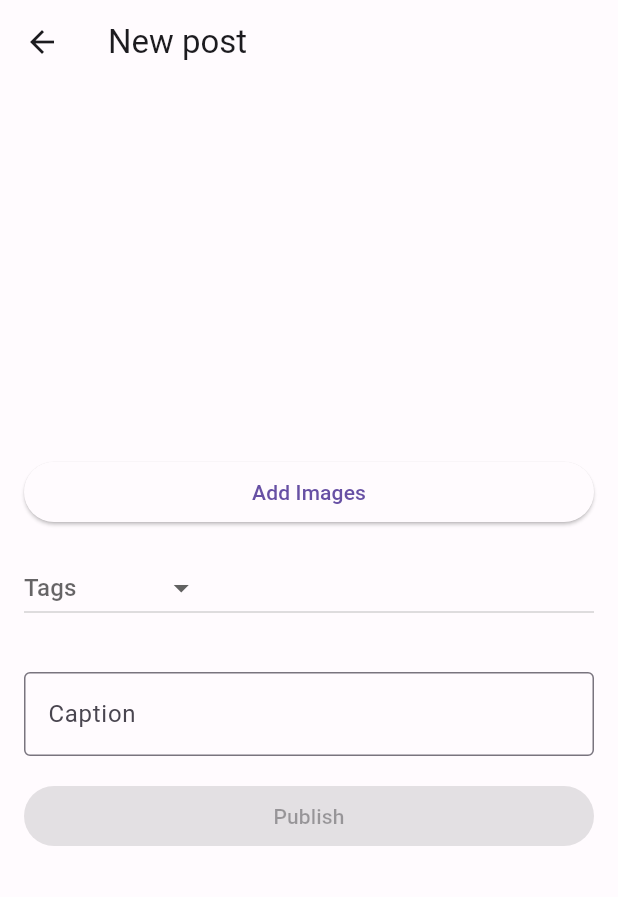
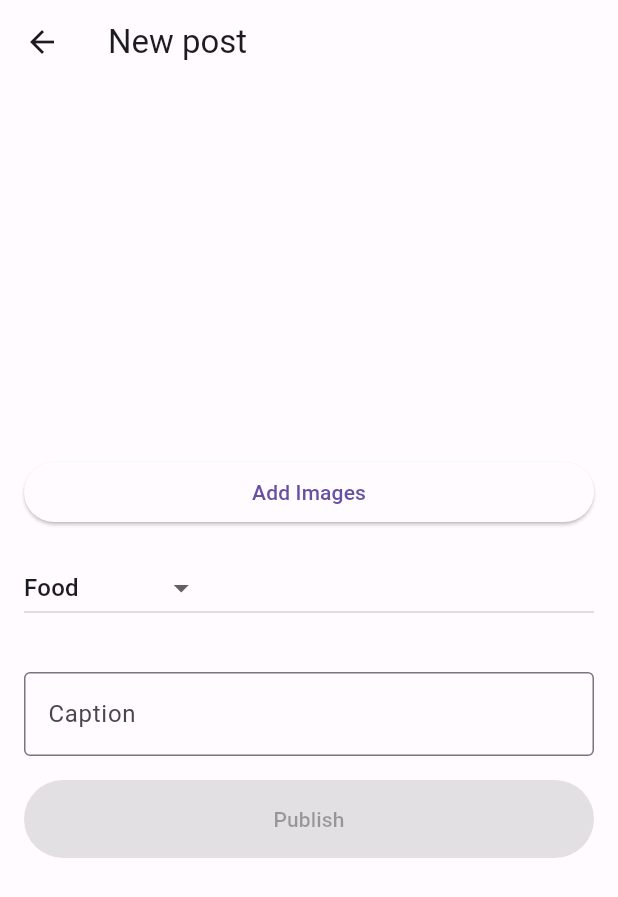
Before and after one commit to urielduana/SnapSnap, a Flutter app: the Post screen opened directly, on a phone screen of 412 x 824 dp. Shown: the top 897 px of the screen. Run offline on Flutter 3.47's test engine with Material 2 defaults, Android fonts, the phone set to English and light mode, and no system bars; our stand-ins replace carousel_slider, dio, flutter_secure_storage, flutter_slidable, image_picker; missing offline and left inert: flutter_storage_path; accounts and stored records are empty.

Commit message:
add functionality - array tags

```diff
--- a/lib/screens/Post/post.dart
+++ b/lib/screens/Post/post.dart
@@ -1,6 +1,7 @@
 import 'dart:io';
 import 'package:flutter/material.dart';
 import 'package:image_picker/image_picker.dart';
+import 'package:snapsnap/services/post_service.dart';
 
 class Post extends StatefulWidget {
   final File? selectedImage;
@@ -10,34 +11,41 @@ class Post extends StatefulWidget {
   _PostState createState() => _PostState();
 }
 
+class _Tag {
+  final int id;
+  final String name;
+
+  _Tag(this.id, this.name);
+}
+
 class _PostState extends State<Post> {
   final List<File> _selectedImages = [];
   final TextEditingController _captionController = TextEditingController();
   bool _isPublishButtonEnabled = false;
-  final List<String> _availableTags = [
-    'Food',
-    'Travel',
-    'Fashion',
-    'Fitness',
-    'Art',
-    'Music',
-    'Photography',
-    'Technology',
-    'Sports',
-    'Movies',
-    'Books',
-    'Health',
-    'Quotes',
-    'Cars',
-    'Beauty',
-    'Business',
-    'Humor',
-    'Education',
-    'Animals',
+  final List<_Tag> _availableTags = [
+    _Tag(3, 'Food'),
+    _Tag(4, 'Travel'),
+    _Tag(5, 'Fashion'),
+    _Tag(6, 'Fitness'),
+    _Tag(7, 'Art'),
+    _Tag(8, 'Music'),
+    _Tag(9, 'Photography'),
+    _Tag(10, 'Technology'),
+    _Tag(11, 'Sports'),
+    _Tag(12, 'Movies'),
+    _Tag(13, 'Books'),
+    _Tag(14, 'Health'),
+    _Tag(15, 'Quotes'),
+    _Tag(16, 'Cars'),
+    _Tag(17, 'Beauty'),
+    _Tag(18, 'Business'),
+    _Tag(19, 'Humor'),
+    _Tag(20, 'Education'),
+    _Tag(21, 'Animals'),
   ];
 
-  String? _selectedTag; // Tag seleccionado por el usuario
-  final List<String> _selectedTags = []; // Lista para mantener los tags seleccionados
+  _Tag? _selectedTag; // Tag seleccionado por el usuario
+  final List<_Tag> _selectedTags = []; // Lista para mantener los tags seleccionados
 
   @override
   void initState() {
@@ -45,6 +53,7 @@ class _PostState extends State<Post> {
     if (widget.selectedImage != null) {
       _selectedImages.add(widget.selectedImage!);
     }
+    _selectedTag = _availableTags[0]; // Asignar el tag por defecto al inicio
   }
 
   @override
@@ -53,7 +62,7 @@ class _PostState extends State<Post> {
       appBar: AppBar(
         title: const Text('New post'),
       ),
-      body: SingleChildScrollView( // Agregamos el SingleChildScrollView para permitir desplazamiento hacia abajo
+      body: SingleChildScrollView(
         child: Padding(
           padding: const EdgeInsets.all(16.0),
           child: Column(
@@ -61,19 +70,35 @@ class _PostState extends State<Post> {
             children: [
               const SizedBox(height: 16),
               SizedBox(
-                height: 200, // Ajustar el alto de las imágenes en la previsualización
+                height: 200,
                 child: ListView.builder(
-                  scrollDirection: Axis.horizontal, // Mostrar las imágenes en una fila horizontal
+                  scrollDirection: Axis.horizontal,
                   itemCount: _selectedImages.length,
                   itemBuilder: (context, index) {
                     return Padding(
                       padding: const EdgeInsets.all(8.0),
-                      child: Container(
-                        width: 150, // Ancho fijo para cada imagen
-                        child: Image.file(
-                          _selectedImages[index],
-                          fit: BoxFit.cover, // Ajustar la imagen para cubrir el contenedor
-                        ),
+                      child: Stack(
+                        children: [
+                          Container(
+                            width: 150,
+                            child: Image.file(
+                              _selectedImages[index],
+                              fit: BoxFit.cover,
+                            ),
+                          ),
+                          Positioned(
+                            right: 0,
+                            top: 0,
+                            child: IconButton(
+                              icon: Icon(Icons.close),
+                              onPressed: () {
+                                setState(() {
+                                  _selectedImages.removeAt(index);
+                                });
+                              },
+                            ),
+                          ),
+                        ],
                       ),
                     );
                   },
@@ -85,11 +110,11 @@ class _PostState extends State<Post> {
                 child: const Text('Add Images'),
               ),
               const SizedBox(height: 16),
-              DropdownButton<String>(
+              DropdownButton<_Tag>(
                 value: _selectedTag,
-                onChanged: (String? newValue) {
+                onChanged: (tag) {
                   setState(() {
-                    _selectedTag = newValue;
+                    _selectedTag = tag;
                     if (_selectedTag != null) {
                       if (!_selectedTags.contains(_selectedTag!)) {
                         _selectedTags.add(_selectedTag!);
@@ -99,10 +124,10 @@ class _PostState extends State<Post> {
                   });
                 },
                 hint: const Text('Tags'),
-                items: _availableTags.map((String tag) {
-                  return DropdownMenuItem<String>(
+                items: _availableTags.map((tag) {
+                  return DropdownMenuItem<_Tag>(
                     value: tag,
-                    child: Text(tag),
+                    child: Text(tag.name),
                   );
                 }).toList(),
               ),
@@ -111,7 +136,7 @@ class _PostState extends State<Post> {
                 spacing: 8,
                 children: _selectedTags.map((tag) {
                   return Chip(
-                    label: Text(tag),
+                    label: Text(tag.name),
                     onDeleted: () {
                       setState(() {
                         _selectedTags.remove(tag);
@@ -135,29 +160,11 @@ class _PostState extends State<Post> {
               ),
               const SizedBox(height: 16),
               ElevatedButton(
-                onPressed: _isPublishButtonEnabled
-                    ? () {
-                        //mensaje de dialogo de prueba para ver si funciona con el boton para cerrar el mensaje de dialogo
-                        showDialog(
-                          context: context,
-                          builder: (context) {
-                            return AlertDialog(
-                              title: const Text('Post published'),
-                              content: const Text('Your post has been published'),
-                              actions: [
-                                TextButton(
-                                  onPressed: () {
-                                    Navigator.of(context).pop();
-                                  },
-                                  child: const Text('OK'),
-                                ),
-                              ],
-                            );
-                          },
-                        );
-                      }
-                    : null,
+                onPressed: _isPublishButtonEnabled ? _uploadDataToServer : null,
                 child: const Text('Publish'),
+                style: ElevatedButton.styleFrom(
+                  padding: const EdgeInsets.symmetric(vertical: 16), // Ajustar el padding vertical según tus necesidades
+                ),
               ),
             ],
           ),
@@ -174,4 +181,25 @@ class _PostState extends State<Post> {
       });
     }
   }
+
+  Future<void> _uploadDataToServer() async {
+    try {
+      // Obtener una lista de IDs de tags seleccionados
+      List<int> tagIds = _selectedTags.map((tag) => tag.id).toList();
+
+      if (tagIds.isEmpty) {
+        // Si no se seleccionó ningún tag, agregar el tag por defecto con ID 1
+        tagIds.add(1);
+      }
+
+      await PostService.uploadPost(
+        caption: _captionController.text,
+        tags: tagIds, // Enviar solo los IDs de los tags seleccionados
+        images: _selectedImages,
+      );
+      // Si el envío fue exitoso, puedes mostrar algún mensaje al usuario aquí.
+    } catch (e) {
+      // Si hubo un error al enviar los datos, puedes manejarlo aquí.
+    }
+  }
 }
```
Also changed, not shown: lib/services/post_service.dart (added, +43 -0 lines).
